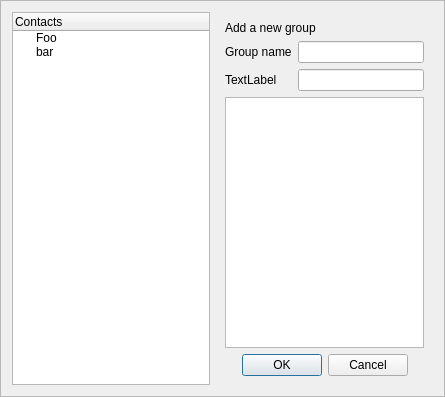
First picture: the form in client/qt/bodyaddgroup.ui, repository LaKabane/tNETacle, before the edit.
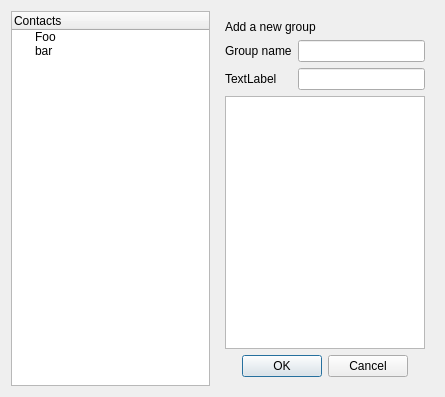
Second picture: the form after the edit. Icons and pictures are not drawn.

Patch:
```diff
--- a/client/qt/bodyaddgroup.ui
+++ b/client/qt/bodyaddgroup.ui
@@ -1,7 +1,7 @@
 <?xml version="1.0" encoding="UTF-8"?>
 <ui version="4.0">
  <class>bodyaddgroup</class>
- <widget class="QFrame" name="bodyaddgroup">
+ <widget class="QWidget" name="bodyaddgroup">
   <property name="geometry">
    <rect>
     <x>0</x>
@@ -17,12 +17,6 @@
    <iconset resource="../share/img/client.qrc">
     <normaloff>:/tools/root_notconnected.png</normaloff>:/tools/root_notconnected.png</iconset>
   </property>
-  <property name="frameShape">
-   <enum>QFrame::StyledPanel</enum>
-  </property>
-  <property name="frameShadow">
-   <enum>QFrame::Raised</enum>
-  </property>
   <layout class="QGridLayout" name="gridLayout">
    <item row="0" column="0" rowspan="2">
     <widget class="QTreeWidget" name="listContacts">
```
Left out of the diff: 2 changed lines with no effect on the pictures.
